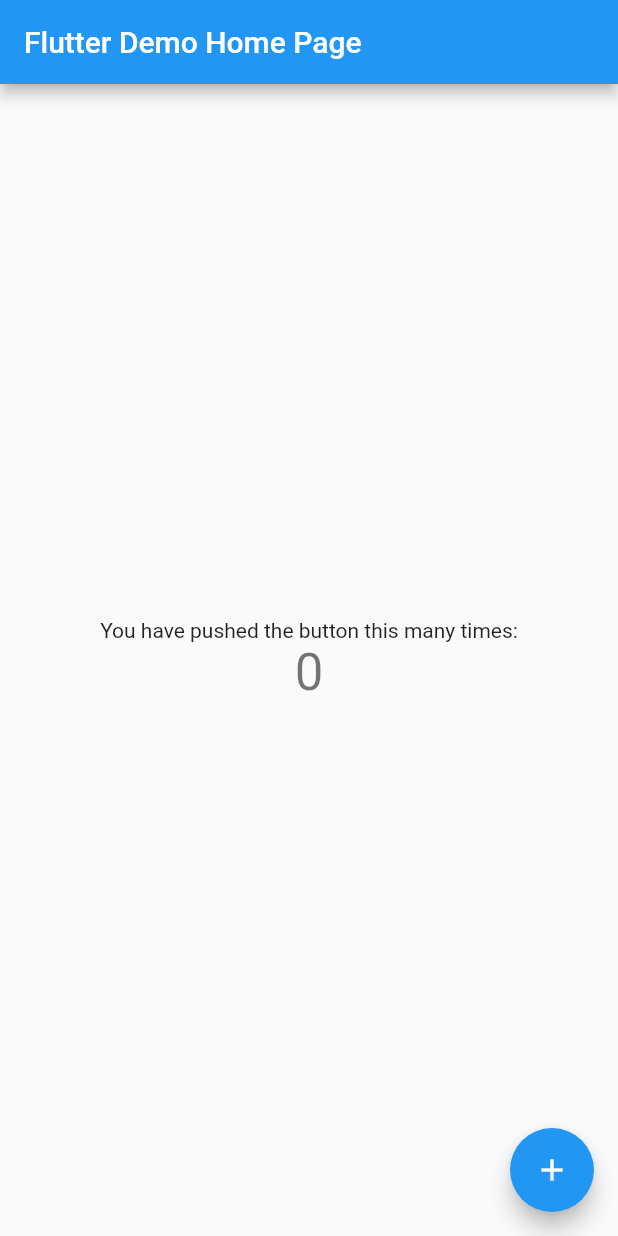
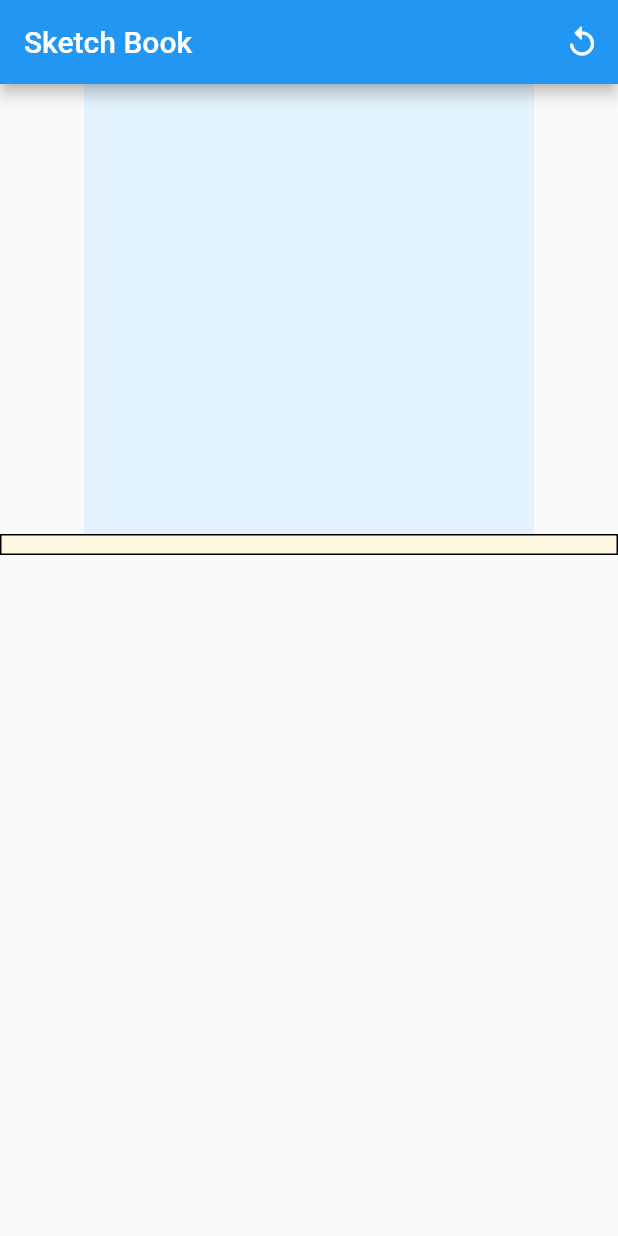
Before and after one commit to CIDROY-Tek/sketch-book, a Flutter app: the screen it shows after launch, on a phone screen of 412 x 824 dp. Run offline on Flutter 3.47's test engine with Material 2 defaults, Android fonts, the phone set to English and light mode, and no system bars.

Commit message:
sketching poc complete

```diff
--- a/lib/main.dart
+++ b/lib/main.dart
@@ -1,3 +1,6 @@
+import 'dart:math' as math;
+import 'dart:ui' as dartUI;
+
 import 'package:flutter/material.dart';
 
 void main() {
@@ -9,57 +12,173 @@ class MyApp extends StatelessWidget {
   Widget build(BuildContext context) {
     return MaterialApp(
       title: 'Flutter Demo',
+      debugShowCheckedModeBanner: false,
       theme: ThemeData(
         primarySwatch: Colors.blue,
       ),
-      home: MyHomePage(title: 'Flutter Demo Home Page'),
+      home: SketchPage(),
     );
   }
 }
 
-class MyHomePage extends StatefulWidget {
-  MyHomePage({Key? key, required this.title}) : super(key: key);
-
-  final String title;
+// POC success, complete painting working
+class SketchPage extends StatefulWidget {
+  const SketchPage({Key? key}) : super(key: key);
 
   @override
-  _MyHomePageState createState() => _MyHomePageState();
+  _SketchPageState createState() => _SketchPageState();
 }
 
-class _MyHomePageState extends State<MyHomePage> {
-  int _counter = 0;
+class _SketchPageState extends State<SketchPage> {
+  final List<Offset> points = [];
+  late final TextEditingController _textEditingController;
+  late final FocusNode _focusNode;
 
-  void _incrementCounter() {
-    setState(() {
-      _counter++;
-    });
+  @override
+  void initState() {
+    super.initState();
+    _textEditingController = TextEditingController();
+    _focusNode = FocusNode();
+  }
+
+  @override
+  void dispose() {
+    _textEditingController.dispose();
+    _focusNode.dispose();
+    super.dispose();
   }
 
   @override
   Widget build(BuildContext context) {
     return Scaffold(
       appBar: AppBar(
-        title: Text(widget.title),
+        title: Text("Sketch Book"),
+        actions: [
+          IconButton(
+              onPressed: () {
+                setState(() {
+                  points.clear();
+                });
+              },
+              icon: Icon(Icons.replay_rounded))
+        ],
       ),
-      body: Center(
-        child: Column(
-          mainAxisAlignment: MainAxisAlignment.center,
-          children: <Widget>[
-            Text(
-              'You have pushed the button this many times:',
+      body: Column(
+        children: [
+          /// Sketch area
+          SizedBox(
+            width: 300,
+            height: 300,
+            child: ClipRect(
+              child: SketchArea(
+                points: points,
+              ),
             ),
-            Text(
-              '$_counter',
-              style: Theme.of(context).textTheme.headline4,
-            ),
-          ],
-        ),
-      ),
-      floatingActionButton: FloatingActionButton(
-        onPressed: _incrementCounter,
-        tooltip: 'Increment',
-        child: Icon(Icons.add),
+          ),
+
+          /// textfield
+          DecoratedBox(
+            decoration: BoxDecoration(
+                color: Colors.amber[50],
+                border: Border.all(color: Colors.black)),
+            child: EditableText(
+                controller: _textEditingController,
+                focusNode: _focusNode,
+                style: TextStyle(fontSize: 12, color: Colors.black),
+                cursorColor: Colors.black87,
+                backgroundCursorColor: Colors.amber),
+          ),
+        ],
       ),
     );
   }
 }
+
+class SketchArea extends StatefulWidget {
+  final List<Offset> points;
+  const SketchArea({Key? key, required this.points}) : super(key: key);
+
+  @override
+  _SketchAreaState createState() => _SketchAreaState();
+}
+
+class _SketchAreaState extends State<SketchArea> {
+  @override
+  Widget build(BuildContext context) {
+    return GestureDetector(
+      onPanStart: (details) {
+        RenderBox renderBox = context.findRenderObject() as RenderBox;
+        setState(() {
+          widget.points.add(renderBox.globalToLocal(details.globalPosition));
+        });
+      },
+      onPanUpdate: (details) {
+        RenderBox renderBox = context.findRenderObject() as RenderBox;
+        setState(() {
+          widget.points.add(renderBox.globalToLocal(details.globalPosition));
+        });
+      },
+      onPanEnd: (DragEndDetails details) {
+        widget.points.add(Offset.infinite);
+      },
+      child: CustomPaint(
+        foregroundPainter: Painter(points: widget.points, radian: math.pi),
+        child: Container(
+          color: Colors.blue[50],
+        ),
+      ),
+    );
+  }
+}
+
+class Painter extends CustomPainter {
+  final double radian;
+  final List<Offset> points;
+
+  Painter({required this.points, required this.radian});
+
+  @override
+  void paint(Canvas canvas, Size size) {
+    Paint paint = Paint()
+      ..color = Colors.black
+      ..strokeCap = StrokeCap.round
+      ..strokeWidth = 4.0;
+
+    // print("Points are ========> $points");
+    // dartUI.ParagraphBuilder paragraphBuilder =
+    //     dartUI.ParagraphBuilder(dartUI.ParagraphStyle(fontSize: 24))
+    //       ..pushStyle(dartUI.TextStyle(color: Colors.black))
+    //       ..addText("text");
+    // dartUI.Paragraph paragraph = paragraphBuilder.build();
+    // canvas.drawParagraph(paragraph, Offset(size.width / 2, size.height / 2));
+
+    // final textStyle = TextStyle(
+    //   color: Colors.black,
+    //   fontSize: 30,
+    // );
+    // final textSpan = TextSpan(
+    //   text: 'Hello, world.',
+    //   style: textStyle,
+    // );
+    // final textPainter = TextPainter(
+    //   text: textSpan,
+    //   textDirection: TextDirection.ltr,
+    // );
+    // textPainter.layout(
+    //   minWidth: 0,
+    //   maxWidth: size.width,
+    // );
+    // textPainter.paint(canvas, Offset(0, size.height / 2));
+
+    for (var i = 0; i < points.length - 1; i++) {
+      if (points[i] != Offset.infinite && points[i + 1] != Offset.infinite) {
+        canvas.drawLine(points[i], points[i + 1], paint);
+      }
+    }
+  }
+
+  @override
+  bool shouldRepaint(covariant CustomPainter oldDelegate) {
+    return true;
+  }
+}
```
Also changed, not shown: 1 other file.
